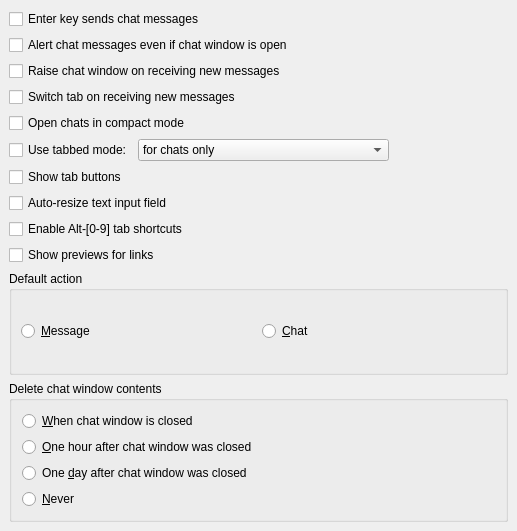
Above: src/options/opt_chat.ui from psi-im/psi before the change. Below: the same form after it.
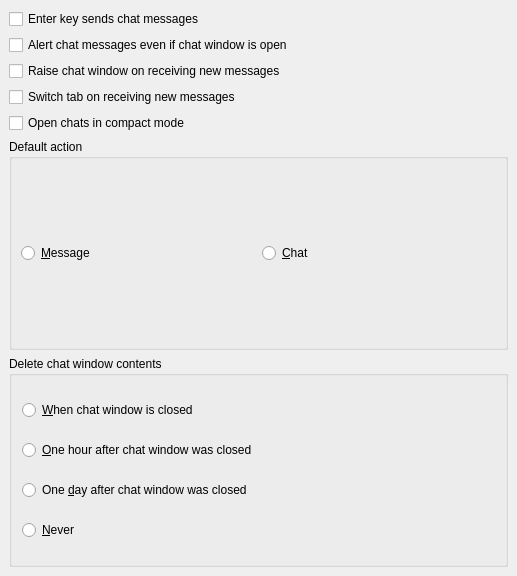
That is the form after the change.

The edit to the form file:
```diff
--- a/src/options/opt_chat.ui
+++ b/src/options/opt_chat.ui
@@ -7,7 +7,7 @@
     <x>0</x>
     <y>0</y>
     <width>517</width>
-    <height>531</height>
+    <height>576</height>
    </rect>
   </property>
   <property name="windowTitle">
@@ -64,113 +64,6 @@
      </property>
     </widget>
    </item>
-   <item>
-    <layout class="QHBoxLayout">
-     <property name="spacing">
-      <number>6</number>
-     </property>
-     <property name="leftMargin">
-      <number>0</number>
-     </property>
-     <property name="topMargin">
-      <number>0</number>
-     </property>
-     <property name="rightMargin">
-      <number>0</number>
-     </property>
-     <property name="bottomMargin">
-      <number>0</number>
-     </property>
-     <item>
-      <widget class="QCheckBox" name="ck_tabChats">
-       <property name="sizePolicy">
-        <sizepolicy hsizetype="Fixed" vsizetype="Fixed">
-         <horstretch>0</horstretch>
-         <verstretch>0</verstretch>
-        </sizepolicy>
-       </property>
-       <property name="text">
-        <string>Use tabbed mode:</string>
-       </property>
-      </widget>
-     </item>
-     <item>
-      <widget class="QComboBox" name="cb_tabGrouping">
-       <item>
-        <property name="text">
-         <string>for chats only</string>
-        </property>
-       </item>
-       <item>
-        <property name="text">
-         <string>for mucs only</string>
-        </property>
-       </item>
-       <item>
-        <property name="text">
-         <string>for chats and mucs separately</string>
-        </property>
-       </item>
-       <item>
-        <property name="text">
-         <string>for mucs and chats in one window</string>
-        </property>
-       </item>
-       <item>
-        <property name="text">
-         <string>for mucs, chats and roster in one window</string>
-        </property>
-       </item>
-       <item>
-        <property name="text">
-         <string>[customized]</string>
-        </property>
-       </item>
-      </widget>
-     </item>
-     <item>
-      <spacer>
-       <property name="orientation">
-        <enum>Qt::Horizontal</enum>
-       </property>
-       <property name="sizeHint" stdset="0">
-        <size>
-         <width>0</width>
-         <height>0</height>
-        </size>
-       </property>
-      </spacer>
-     </item>
-    </layout>
-   </item>
-   <item>
-    <widget class="QCheckBox" name="ck_showTabButtons" >
-     <property name="text" >
-      <string>Show tab buttons</string>
-     </property>
-    </widget>
-   </item>
-   <item>
-    <widget class="QCheckBox" name="ck_autoResize">
-     <property name="text">
-      <string>Auto-resize text input field</string>
-     </property>
-    </widget>
-   </item>
-   <item>
-    <widget class="QCheckBox" name="ck_tabShortcuts">
-     <property name="text">
-      <string>Enable Alt-[0-9] tab shortcuts</string>
-     </property>
-    </widget>
-   </item>
-   <item>
-    <widget class="QCheckBox" name="ck_showPreviews">
-     <property name="text">
-      <string>Show previews for links</string>
-     </property>
-    </widget>
-   </item>
    <item>
     <widget class="QGroupBox" name="groupBox18">
      <property name="title">
```
